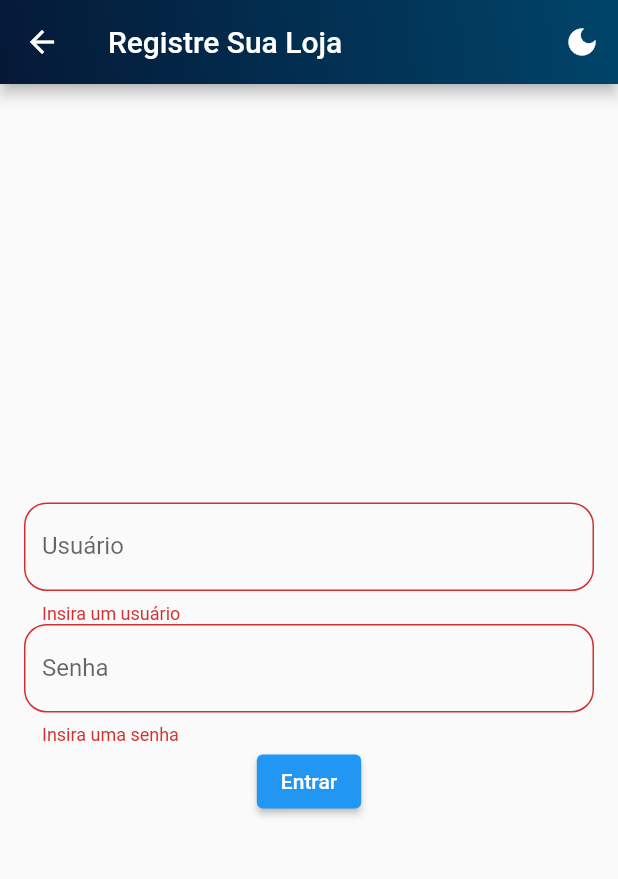
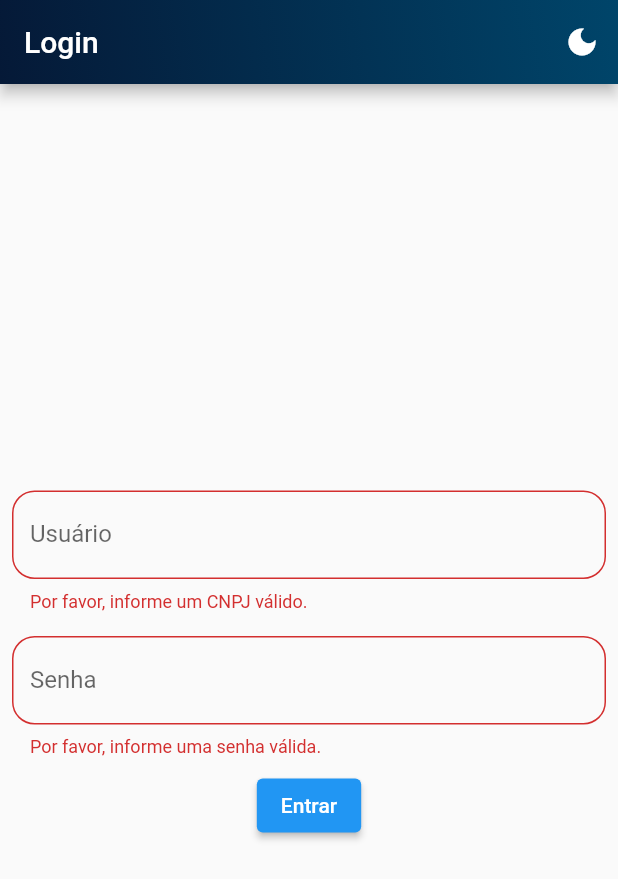
Before and after one commit to cstrey/Projeto_academy, a Flutter app: the LoginPage screen opened by its route, after a tap on "Entrar", on a phone screen of 412 x 824 dp. Shown: the top 879 px of the screen. Run offline on Flutter 3.47's test engine with Material 2 defaults, Android fonts, the phone set to English and light mode, and no system bars; our stand-ins replace shared_preferences, sqflite; accounts and stored records are empty.

Commit message:
login com backEnd

```diff
--- a/lib/controller/database.dart
+++ b/lib/controller/database.dart
@@ -10,8 +10,8 @@ Future<Database> getDatabase() async {
 
   return openDatabase(
     path,
-    onCreate: (Database db, int version) async {
-      db.execute(TableUser.createTable);
+    onCreate: (db, version) async {
+      await db.execute(TableUser.createTable);
     },
     version: 1,
   );
@@ -25,7 +25,7 @@ class TableUser {
     $name     TEXT NOT NULL,
     $cnpj     INTEGER NOT NULL,
     $password TEXT NOT NULL
-    );
+    )
   ''';
 
   static const String tableName = 'user';
@@ -72,14 +72,14 @@ class UserController {
 
     var list = <User>[];
 
-    for (final index in result) {
+    for (final it in result) {
       list.add(
         User(
-          id: index[TableUser.id],
-          autonomy: index[TableUser.autonomy],
-          name: index[TableUser.name],
-          cnpj: index[TableUser.cnpj],
-          password: index[TableUser.password],
+          id: it[TableUser.id],
+          autonomy: it[TableUser.autonomy],
+          name: it[TableUser.name],
+          cnpj: it[TableUser.cnpj],
+          password: it[TableUser.password],
         ),
       );
     }
--- a/lib/controller/db_controller.dart
+++ b/lib/controller/db_controller.dart
@@ -3,6 +3,12 @@ import '../models/user.dart';
 import 'database.dart';
 
 class UserState extends ChangeNotifier {
+  UserState() {
+    loadData();
+  }
+
+  String shopName = '';
+
   final controller = UserController();
 
   final _controllerUser = TextEditingController();
@@ -24,23 +30,47 @@ class UserState extends ChangeNotifier {
     final person = User(
       autonomy: controllerAutonomy.text,
       name: controllerName.text,
-      cnpj: controllerCnpj.text,
+      cnpj: int.parse(controllerCnpj.text),
       password: controllerPassword.text,
     );
 
     await controller.insert(person);
-    await load();
 
     controllerUser.clear();
     notifyListeners();
   }
 
-  Future<void> load() async {
+  Future<void> loadData() async {
     final list = await controller.select();
 
-    listUser.clear();
-    listUser.addAll(list);
+    listUser
+      ..clear()
+      ..addAll(list);
 
     notifyListeners();
   }
+
+  Future<dynamic> getUser(String username) async {
+    final database = await getDatabase();
+    final List<Map<String, dynamic>> result = await database.query(
+      TableUser.tableName,
+      where: '${TableUser.cnpj} = ?',
+      whereArgs: [username],
+    );
+
+    if (result.isNotEmpty) {
+      final item = result.first;
+      shopName = item[TableUser.name];
+
+      return User(
+        id: item[TableUser.id],
+        cnpj: item[TableUser.cnpj],
+        name: item[TableUser.name],
+        password: item[TableUser.password],
+      );
+    }
+
+    notifyListeners();
+    return null;
+  }
 }
--- a/lib/controller/theme_controller.dart
+++ b/lib/controller/theme_controller.dart
@@ -1,7 +1,7 @@
 import 'package:flutter/material.dart';
 import 'package:shared_preferences/shared_preferences.dart';
 
-const appThemeModeKey = "appThemeMode";
+const appThemeModeKey = 'appThemeMode';
 
 class MyState extends ChangeNotifier {
   MyState() {
--- a/lib/models/user.dart
+++ b/lib/models/user.dart
@@ -1,14 +1,15 @@
 class User {
   int? id;
-  String cnpj;
+  int cnpj;
   String password;
   String name;
   String? autonomy;
 
-  User(
-      {required this.cnpj,
-      required this.password,
-      required this.name,
-      this.autonomy,
-      this.id});
+  User({
+    required this.cnpj,
+    required this.password,
+    required this.name,
+    this.autonomy,
+    this.id,
+  });
 }
--- a/lib/views/login_page.dart
+++ b/lib/views/login_page.dart
@@ -1,5 +1,6 @@
 import 'package:flutter/material.dart';
 import 'package:provider/provider.dart';
+import '../controller/db_controller.dart';
 import '../controller/theme_controller.dart';
 
 class LoginPage extends StatelessWidget {
@@ -10,8 +11,13 @@ class LoginPage extends StatelessWidget {
   @override
   Widget build(BuildContext context) {
     final state = Provider.of<MyState>(context);
+    return ChangeNotifierProvider(
+      create: (context) => UserState(),
+      child: Consumer<UserState>(
+        builder: (_, stateUser, __) {
           return Scaffold(
             appBar: AppBar(
+              automaticallyImplyLeading: false,
               flexibleSpace: Container(
                 decoration: const BoxDecoration(
                   gradient: LinearGradient(
@@ -24,24 +30,24 @@ class LoginPage extends StatelessWidget {
                   ),
                 ),
               ),
-        title: const Text('Registre Sua Loja'),
+              title: const Text('Login'),
               actions: [
                 IconButton(
-            onPressed: () => state.toggleTheme(),
+                  onPressed: state.toggleTheme,
                   icon: Icon(
                     state.ligthMode ? Icons.dark_mode : Icons.light_mode,
                   ),
                 ),
               ],
             ),
-      body: Container(
-        padding: const EdgeInsets.all(16.0),
-        child: Form(
+            body: Form(
               key: _formKey,
               child: Column(
                 mainAxisAlignment: MainAxisAlignment.center,
                 children: [
-              TextFormField(
+                  Padding(
+                    padding: const EdgeInsets.all(8.0),
+                    child: TextFormField(
                       keyboardType: TextInputType.text,
                       decoration: InputDecoration(
                         border: OutlineInputBorder(
@@ -50,15 +56,18 @@ class LoginPage extends StatelessWidget {
                         labelText: 'Usuário',
                       ),
                       validator: (value) {
-                  if (value == null || value.isEmpty) {
-                    return "Insira um usuário";
-                  } else if (value != "admin") {
-                    return "Usuário inválido";
+                        if (value == null ||
+                            value.isEmpty ||
+                            value.length != 14) {
+                          return 'Por favor, informe um CNPJ válido.';
                         }
                         return null;
                       },
                     ),
-              TextFormField(
+                  ),
+                  Padding(
+                    padding: const EdgeInsets.all(8.0),
+                    child: TextFormField(
                       keyboardType: TextInputType.text,
                       decoration: InputDecoration(
                         border: OutlineInputBorder(
@@ -67,18 +76,46 @@ class LoginPage extends StatelessWidget {
                         labelText: 'Senha',
                       ),
                       validator: (value) {
-                  if (value == null || value.isEmpty) {
-                    return "Insira uma senha";
-                  } else if (value.toString() != "1234") {
-                    return "Senha inválida";
+                        if (value == null ||
+                            value.isEmpty ||
+                            value.length < 4) {
+                          return 'Por favor, informe uma senha válida.';
                         }
                         return null;
                       },
+                      obscureText: true,
+                    ),
                   ),
                   ElevatedButton(
+                    onPressed: () async {
+                      final shopCnpj = stateUser.controllerCnpj.text;
+                      final password = stateUser.controllerPassword.text;
+                      final userLogin = await stateUser.getUser(shopCnpj);
+                      if (_formKey.currentState!.validate()) {
+                        if (userLogin != null &&
+                            userLogin.password == password) {
+                          await Navigator.of(context).pushReplacementNamed('/');
+                        } else {
+                          // ignore: use_build_context_synchronously
+                          await showDialog(
+                            context: context,
+                            builder: (context) {
+                              return AlertDialog(
+                                title: const Text('Erro de Login'),
+                                content:
+                                    const Text('CNPJ ou senha incorretos.'),
+                                actions: [
+                                  TextButton(
                                     onPressed: () {
-                  if (_formKey.currentState!.validate()) {
-                    Navigator.pushReplacementNamed(context, "/");
+                                      Navigator.of(context).pop();
+                                    },
+                                    child: const Text('OK'),
+                                  ),
+                                ],
+                              );
+                            },
+                          );
+                        }
                       }
                     },
                     child: const Text('Entrar'),
@@ -86,6 +123,8 @@ class LoginPage extends StatelessWidget {
                 ],
               ),
             ),
+          );
+        },
       ),
     );
   }
--- a/lib/views/main_page.dart
+++ b/lib/views/main_page.dart
@@ -1,5 +1,5 @@
 import 'package:flutter/material.dart';
-import 'package:projeto_lince/views/permanence/menu.dart';
+import 'permanence/menu.dart';
 
 class MainPage extends StatelessWidget {
   const MainPage({
@@ -28,7 +28,7 @@ class MainPage extends StatelessWidget {
         ),
         title: Text(title),
       ),
-      drawer: const DrawerMenu(shopName: '', cnpj: '', profilePicture: ''),
+      drawer: const DrawerMenu(),
       body: const Column(
         mainAxisAlignment: MainAxisAlignment.center,
         children: [],
--- a/pubspec.yaml
+++ b/pubspec.yaml
@@ -50,7 +50,7 @@ dev_dependencies:
   # activated in the `analysis_options.yaml` file located at the root of your
   # package. See that file for information about deactivating specific lint
   # rules and activating additional ones.
-  flutter_lints: ^2.0.0
+  flutter_lints: ^2.0.2
 
 # For information on the generic Dart part of this file, see the
 # following page: https://dart.dev/tools/pub/pubspec
```
Also changed, not shown: analysis_options.yaml (+64 -25 lines), lib/main.dart (+10 -11 lines), lib/views/permanence/menu.dart (+23 -16 lines), lib/views/register_page.dart (+19 -1 lines), lib/views/users.dart (+7 -4 lines), 1 other file. Lines whose indentation alone changed are shown as unchanged.
